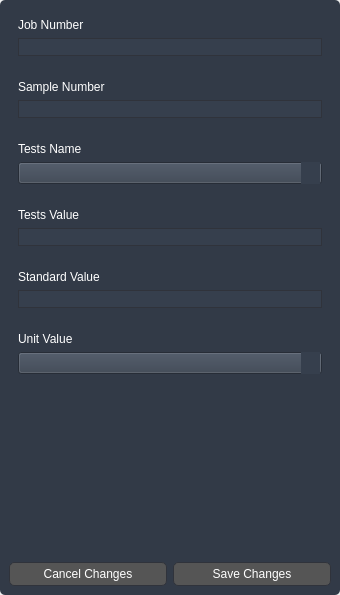
First picture: the form in src/ui/chmTestsEditSideWidget.ui, repository layup/LIMS, before the edit.
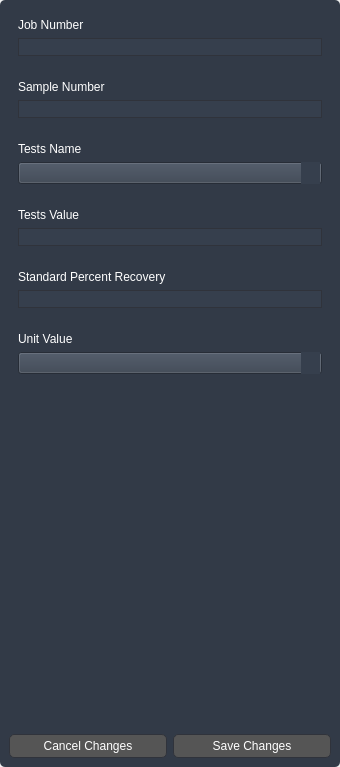
Second picture: the form after the edit.

Patch:
```diff
--- a/src/ui/chmTestsEditSideWidget.ui
+++ b/src/ui/chmTestsEditSideWidget.ui
@@ -7,7 +7,7 @@
     <x>0</x>
     <y>0</y>
     <width>340</width>
-    <height>595</height>
+    <height>767</height>
    </rect>
   </property>
   <property name="maximumSize">
@@ -172,7 +172,7 @@
          <item>
           <widget class="QLabel" name="label_61">
            <property name="text">
-            <string>Standard Value</string>
+            <string>Standard Percent Recovery</string>
            </property>
           </widget>
          </item>
```
